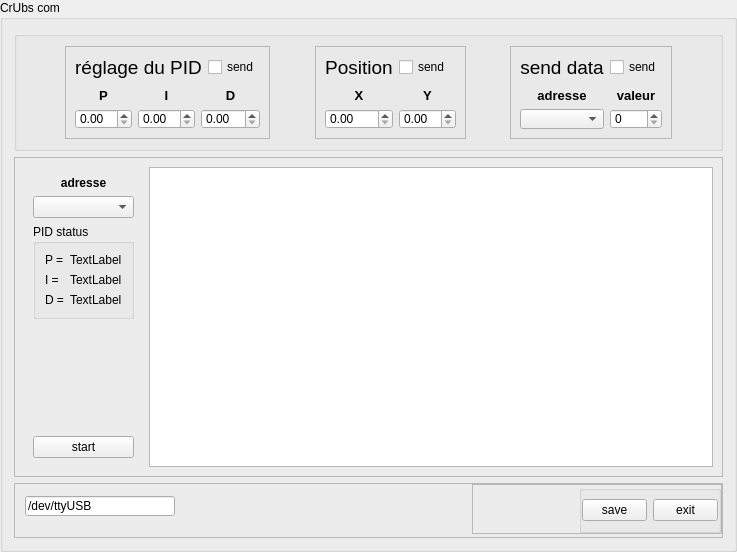
Before: the Qt Designer form pyqt/interface_test.ui in lcp5y3/tenchWichSpeak, drawn with Qt 5.
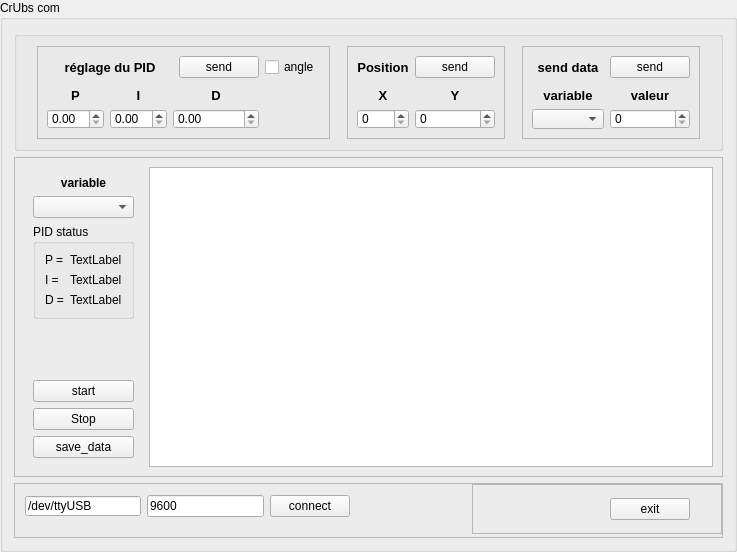
After: the same form once the commit is applied. Icons and pictures are not drawn. Custom widgets are drawn as their Qt base class.

Commit message: ajout slot IHM + test de verif uart

```diff
--- a/pyqt/interface_test.ui
+++ b/pyqt/interface_test.ui
@@ -73,8 +73,15 @@
          <enum>QFrame::Raised</enum>
         </property>
         <layout class="QGridLayout" name="gridLayout">
-         <item row="2" column="2" colspan="2">
-          <widget class="QLabel" name="label_D">
+         <item row="0" column="4">
+          <widget class="QCheckBox" name="angle_checkBox">
+           <property name="text">
+            <string>angle</string>
+           </property>
+          </widget>
+         </item>
+         <item row="2" column="0">
+          <widget class="QLabel" name="label_P">
            <property name="font">
             <font>
              <pointsize>10</pointsize>
@@ -83,7 +90,7 @@
             </font>
            </property>
            <property name="text">
-            <string>D</string>
+            <string>P</string>
            </property>
            <property name="textFormat">
             <enum>Qt::AutoText</enum>
@@ -120,7 +127,9 @@
           <widget class="QLabel" name="label_title_pid">
            <property name="font">
             <font>
-             <pointsize>14</pointsize>
+             <pointsize>10</pointsize>
+             <weight>75</weight>
+             <bold>true</bold>
             </font>
            </property>
            <property name="text">
@@ -131,36 +140,6 @@
            </property>
           </widget>
          </item>
-         <item row="3" column="2" colspan="2">
-          <widget class="QDoubleSpinBox" name="doubleSpinBox_D">
-           <property name="minimumSize">
-            <size>
-             <width>0</width>
-             <height>20</height>
-            </size>
-           </property>
-          </widget>
-         </item>
-         <item row="2" column="0">
-          <widget class="QLabel" name="label_P">
-           <property name="font">
-            <font>
-             <pointsize>10</pointsize>
-             <weight>75</weight>
-             <bold>true</bold>
-            </font>
-           </property>
-           <property name="text">
-            <string>P</string>
-           </property>
-           <property name="textFormat">
-            <enum>Qt::AutoText</enum>
-           </property>
-           <property name="alignment">
-            <set>Qt::AlignBottom|Qt::AlignHCenter</set>
-           </property>
-          </widget>
-         </item>
          <item row="2" column="1">
           <widget class="QLabel" name="label_I">
            <property name="font">
@@ -181,8 +160,8 @@
            </property>
           </widget>
          </item>
-         <item row="3" column="0">
-          <widget class="QDoubleSpinBox" name="doubleSpinBox_P">
+         <item row="3" column="2" colspan="2">
+          <widget class="QDoubleSpinBox" name="doubleSpinBox_D">
            <property name="minimumSize">
             <size>
              <width>0</width>
@@ -192,12 +171,42 @@
           </widget>
          </item>
          <item row="0" column="3">
-          <widget class="QCheckBox" name="send_pid_Button">
+          <widget class="QPushButton" name="send_pid_Button">
            <property name="text">
             <string>send</string>
            </property>
           </widget>
          </item>
+         <item row="2" column="2" colspan="2">
+          <widget class="QLabel" name="label_D">
+           <property name="font">
+            <font>
+             <pointsize>10</pointsize>
+             <weight>75</weight>
+             <bold>true</bold>
+            </font>
+           </property>
+           <property name="text">
+            <string>D</string>
+           </property>
+           <property name="textFormat">
+            <enum>Qt::AutoText</enum>
+           </property>
+           <property name="alignment">
+            <set>Qt::AlignBottom|Qt::AlignHCenter</set>
+           </property>
+          </widget>
+         </item>
+         <item row="3" column="0">
+          <widget class="QDoubleSpinBox" name="doubleSpinBox_P">
+           <property name="minimumSize">
+            <size>
+             <width>0</width>
+             <height>20</height>
+            </size>
+           </property>
+          </widget>
+         </item>
         </layout>
        </widget>
       </item>
@@ -249,21 +258,13 @@
            </property>
           </widget>
          </item>
-         <item row="5" column="5">
-          <widget class="QDoubleSpinBox" name="doubleSpinBox_y">
-           <property name="minimumSize">
-            <size>
-             <width>0</width>
-             <height>20</height>
-            </size>
-           </property>
-          </widget>
-         </item>
          <item row="0" column="2">
           <widget class="QLabel" name="label_pos">
            <property name="font">
             <font>
-             <pointsize>14</pointsize>
+             <pointsize>10</pointsize>
+             <weight>75</weight>
+             <bold>true</bold>
             </font>
            </property>
            <property name="text">
@@ -294,16 +295,6 @@
            </property>
           </widget>
          </item>
-         <item row="5" column="2">
-          <widget class="QDoubleSpinBox" name="doubleSpinBox_x">
-           <property name="minimumSize">
-            <size>
-             <width>0</width>
-             <height>20</height>
-            </size>
-           </property>
-          </widget>
-         </item>
          <item row="2" column="2">
           <spacer name="verticalSpacer_pos">
            <property name="orientation">
@@ -318,12 +309,32 @@
           </spacer>
          </item>
          <item row="0" column="5">
-          <widget class="QCheckBox" name="send_pos">
+          <widget class="QPushButton" name="send_pos">
            <property name="text">
             <string>send</string>
            </property>
           </widget>
          </item>
+         <item row="5" column="2">
+          <widget class="QSpinBox" name="spinBox_x">
+           <property name="minimumSize">
+            <size>
+             <width>50</width>
+             <height>20</height>
+            </size>
+           </property>
+          </widget>
+         </item>
+         <item row="5" column="5">
+          <widget class="QSpinBox" name="spinBox_y">
+           <property name="minimumSize">
+            <size>
+             <width>50</width>
+             <height>20</height>
+            </size>
+           </property>
+          </widget>
+         </item>
         </layout>
        </widget>
       </item>
@@ -359,7 +370,9 @@
           <widget class="QLabel" name="label_data">
            <property name="font">
             <font>
-             <pointsize>14</pointsize>
+             <pointsize>10</pointsize>
+             <weight>75</weight>
+             <bold>true</bold>
             </font>
            </property>
            <property name="text">
@@ -393,7 +406,7 @@
             </font>
            </property>
            <property name="text">
-            <string>adresse</string>
+            <string>variable</string>
            </property>
            <property name="textFormat">
             <enum>Qt::AutoText</enum>
@@ -444,7 +457,7 @@
           </widget>
          </item>
          <item row="0" column="1">
-          <widget class="QCheckBox" name="send_data_Button">
+          <widget class="QPushButton" name="send_data_Button">
            <property name="text">
             <string>send</string>
            </property>
@@ -503,7 +516,7 @@
             </font>
            </property>
            <property name="text">
-            <string>adresse</string>
+            <string>variable</string>
            </property>
            <property name="textFormat">
             <enum>Qt::AutoText</enum>
@@ -590,6 +603,20 @@
            </property>
           </widget>
          </item>
+         <item>
+          <widget class="QPushButton" name="stop_Button">
+           <property name="text">
+            <string>Stop</string>
+           </property>
+          </widget>
+         </item>
+         <item>
+          <widget class="QPushButton" name="save_Button">
+           <property name="text">
+            <string>save_data</string>
+           </property>
+          </widget>
+         </item>
         </layout>
        </widget>
       </item>
@@ -704,71 +731,10 @@
           </spacer>
          </item>
          <item>
-          <widget class="QGroupBox" name="groupBox_2">
-           <property name="layoutDirection">
-            <enum>Qt::LeftToRight</enum>
+          <widget class="QPushButton" name="exit_button">
+           <property name="text">
+            <string>exit</string>
            </property>
-           <property name="title">
-            <string/>
-           </property>
-           <layout class="QHBoxLayout" name="horizontalLayout_2">
-            <property name="margin">
-             <number>0</number>
-            </property>
-            <item>
-             <spacer name="horizontalSpacer_6">
-              <property name="orientation">
-               <enum>Qt::Horizontal</enum>
-              </property>
-              <property name="sizeHint" stdset="0">
-               <size>
-                <width>40</width>
-                <height>20</height>
-               </size>
-              </property>
-             </spacer>
-            </item>
-            <item>
-             <widget class="QPushButton" name="save_button">
-              <property name="text">
-               <string>save</string>
-              </property>
-             </widget>
-            </item>
-            <item>
-             <spacer name="horizontalSpacer_5">
-              <property name="orientation">
-               <enum>Qt::Horizontal</enum>
-              </property>
-              <property name="sizeHint" stdset="0">
-               <size>
-                <width>40</width>
-                <height>20</height>
-               </size>
-              </property>
-             </spacer>
-            </item>
-            <item>
-             <widget class="QPushButton" name="exit_button">
-              <property name="text">
-               <string>exit</string>
-              </property>
-             </widget>
-            </item>
-            <item>
-             <spacer name="horizontalSpacer_7">
-              <property name="orientation">
-               <enum>Qt::Horizontal</enum>
-              </property>
-              <property name="sizeHint" stdset="0">
-               <size>
-                <width>40</width>
-                <height>20</height>
-               </size>
-              </property>
-             </spacer>
-            </item>
-           </layout>
           </widget>
          </item>
          <item>
@@ -800,6 +766,26 @@
         </property>
        </spacer>
       </item>
+      <item>
+       <widget class="QPushButton" name="connect_pushButton">
+        <property name="text">
+         <string>connect</string>
+        </property>
+        <property name="checkable">
+         <bool>false</bool>
+        </property>
+       </widget>
+      </item>
+      <item>
+       <widget class="QLineEdit" name="lineEdit_baud_rate">
+        <property name="inputMask">
+         <string/>
+        </property>
+        <property name="text">
+         <string>9600</string>
+        </property>
+       </widget>
+      </item>
       <item>
        <widget class="QLineEdit" name="lineEdit_portcom">
         <property name="minimumSize">
```
The commit also changes 8 other files.
